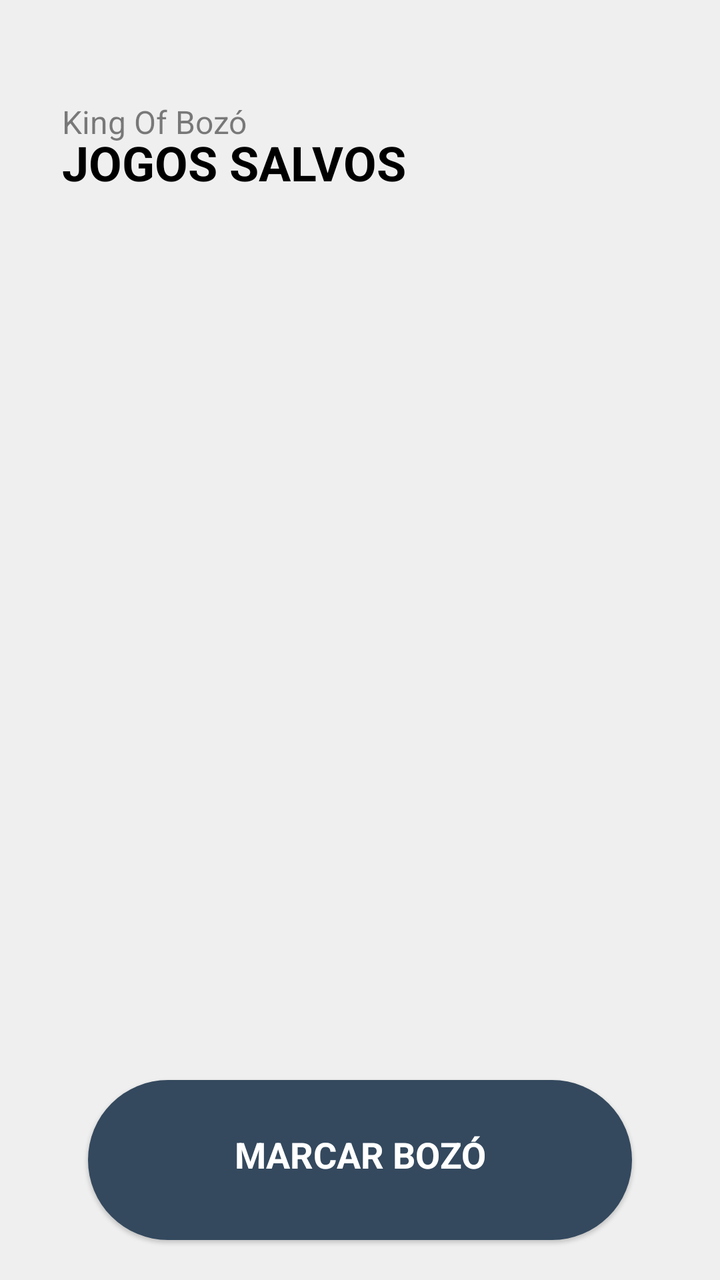
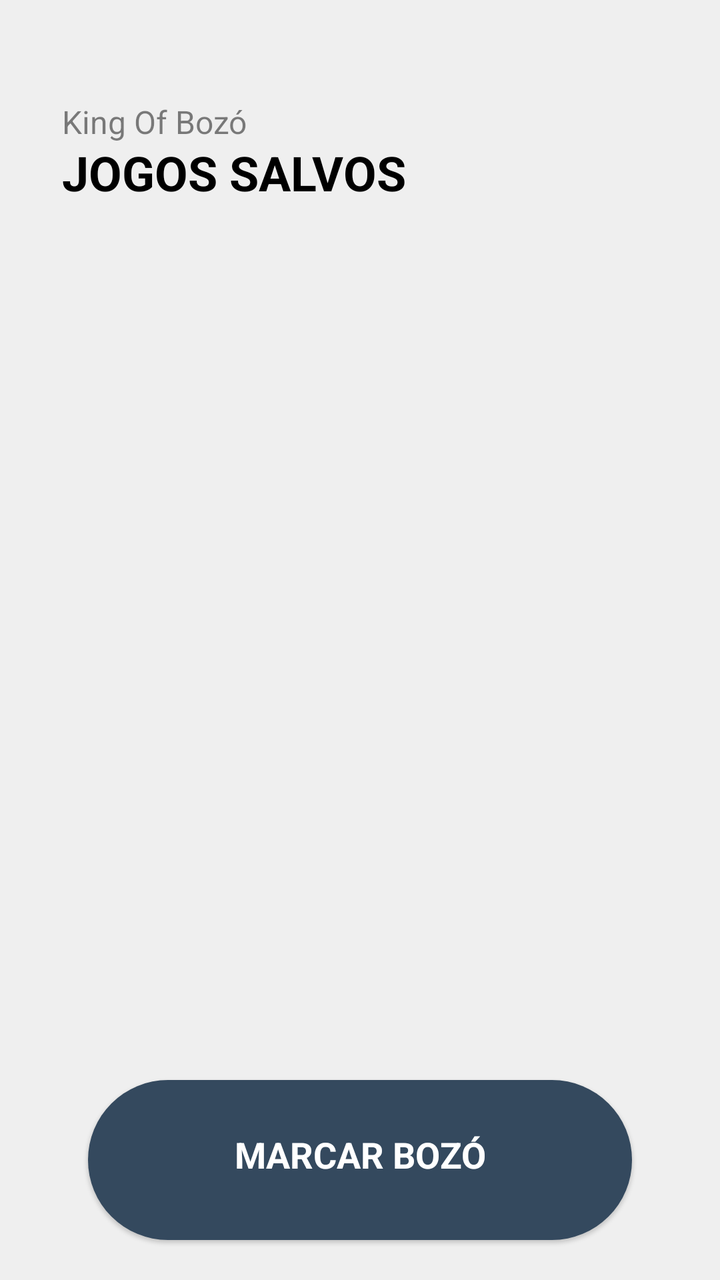

An Android layout rendered at two revisions. The XML below is the earlier revision; the diff shows what the commit changed to produce the second picture.
<!-- AndroidManifest.xml: application theme Base.Theme.KingOfBozo.Standard -->
<!-- res/layout/fragment_saved_games.xml -->
<?xml version="1.0" encoding="utf-8"?>
<androidx.constraintlayout.widget.ConstraintLayout
    xmlns:android="http://schemas.android.com/apk/res/android"
    xmlns:app="http://schemas.android.com/apk/res-auto"
    xmlns:tools="http://schemas.android.com/tools"
    android:layout_width="match_parent"
    android:layout_height="match_parent"
    android:paddingTop="40dp"
    android:backgroundTint="?attr/customBackground"
    android:background="?attr/customBackground"
    android:id="@+id/contrai">

    <LinearLayout
        android:id="@+id/action_bar"
        android:layout_width="match_parent"
        android:layout_height="wrap_content"
        android:layout_marginHorizontal="16dp"
        android:gravity="center"
        android:layout_gravity="center_horizontal">
        <FrameLayout
            android:layout_width="wrap_content"
            android:layout_height="wrap_content"
            android:paddingHorizontal="15dp"
            tools:ignore="MissingConstraints"
            android:layout_weight="1">

            <TextView
                android:id="@+id/text_app_title"
                android:layout_width="wrap_content"
                android:layout_height="wrap_content"
                android:layout_marginTop="10dp"
                android:text="@string/king_of_boz"
                android:alpha="0.5"
                android:textColor="?attr/textFillColor"
                android:textSize="16sp" />

            <TextView
                android:id="@+id/text_title_jogadores"
                android:layout_width="wrap_content"
                android:layout_height="wrap_content"
                android:layout_marginTop="25dp"
                android:text="JOGOS SALVOS"
                android:textColor="?attr/textFillColor"
                android:textSize="24sp"
                android:textStyle="bold"/>


        </FrameLayout>


    </LinearLayout>

    <ImageView
        android:id="@+id/image_empty_state_back"
        android:layout_width="280dp"
        android:layout_height="280dp"
        android:src="@drawable/imagem_no_list_02"
        android:visibility="invisible"
        app:tint="?attr/colorPrimary"
        app:layout_constraintTop_toBottomOf="@+id/action_bar"
        app:layout_constraintBottom_toTopOf="@+id/button_marcador_jogo"
        app:layout_constraintStart_toStartOf="parent"
        app:layout_constraintEnd_toEndOf="parent"/>

    <ImageView
        android:id="@+id/image_empty_state"
        android:layout_width="280dp"
        android:layout_height="280dp"
        android:src="@drawable/imagem_no_list_03"
        android:visibility="invisible"
        app:layout_constraintTop_toBottomOf="@+id/action_bar"
        app:layout_constraintBottom_toTopOf="@+id/button_marcador_jogo"
        app:layout_constraintStart_toStartOf="parent"
        app:layout_constraintEnd_toEndOf="parent"/>

    <androidx.recyclerview.widget.RecyclerView
        android:id="@+id/recycler_view_jogos_salvos"
        android:layout_width="match_parent"
        android:layout_height="wrap_content"
        android:layout_below="@+id/action_bar"
        android:clipToPadding="false"
        android:paddingBottom="180dp"
        android:layout_marginTop="0dp"
        android:layout_marginBottom="0dp"
        app:layout_constraintTop_toBottomOf="@+id/action_bar"
        tools:layout_editor_absoluteX="0dp"
        tools:listitem="@layout/item_jogo_salvo" />

    <TextView
        android:id="@+id/button_marcador_jogo"
        android:layout_width="match_parent"
        android:layout_height="80dp"
        android:background="@drawable/background_card_btn_repouso_destaque_menu"
        android:backgroundTint="?attr/colorPrimary"
        android:elevation="1dp"
        android:gravity="top|center"
        android:paddingTop="25dp"
        android:text="MARCAR BOZÓ"
        android:textColor="?attr/customTextBackground"
        android:textSize="18sp"
        android:textStyle="bold"
        app:layout_constraintBottom_toBottomOf="parent"
        android:layout_marginHorizontal="44dp"
        android:layout_marginBottom="20dp" />


</androidx.constraintlayout.widget.ConstraintLayout>
<!-- res/layout/item_jogo_salvo.xml (included above) -->
<?xml version="1.0" encoding="utf-8"?>
<LinearLayout xmlns:android="http://schemas.android.com/apk/res/android"
    xmlns:app="http://schemas.android.com/apk/res-auto"
    xmlns:tools="http://schemas.android.com/tools"
    android:layout_width="match_parent"
    android:layout_height="wrap_content"
    android:orientation="vertical"
    android:backgroundTint="?attr/cardBackgroundColor"
    android:background="@drawable/background_card_2_destaque"
    android:padding="16dp"
    android:layout_margin="16dp">

    <LinearLayout
        android:layout_width="match_parent"
        android:layout_height="wrap_content"
        android:gravity="center"
        tools:ignore="MissingConstraints">

        <ImageView
            android:layout_width="48dp"
            android:layout_height="48dp"
            android:background="@drawable/background_circle"
            android:backgroundTint="?attr/customBackground"
            android:padding="12dp"
            android:src="@drawable/ic_game"
            app:layout_constraintBottom_toBottomOf="parent"
            app:layout_constraintStart_toStartOf="parent"
            app:layout_constraintTop_toTopOf="parent"
            app:tint="?attr/textFillColor"
            tools:ignore="ContentDescription" />

        <LinearLayout
            android:layout_width="wrap_content"
            android:layout_height="wrap_content"
            android:layout_marginStart="10dp"
            android:layout_weight="1"
            android:orientation="vertical"
            app:layout_constraintStart_toEndOf="@+id/button_back">

            <TextView
                android:layout_width="wrap_content"
                android:layout_height="wrap_content"
                android:text="Data jogo"
                android:textColor="?attr/textFillColor"
                android:textSize="14sp" />

            <TextView
                android:id="@+id/saved_game_title"
                android:layout_width="wrap_content"
                android:layout_height="wrap_content"
                android:text="08/03/2026"
                android:textColor="?attr/textFillColor"
                android:textSize="14sp" />


        </LinearLayout>

        <ImageView
            android:id="@+id/btn_delete"
            android:layout_width="48dp"
            android:layout_height="48dp"
            android:layout_marginLeft="10dp"
            android:background="@drawable/background_circle_yellow"
            android:backgroundTint="?attr/customBackground"
            android:padding="12dp"
            android:src="@drawable/ic_delete"
            app:layout_constraintBottom_toBottomOf="parent"
            app:layout_constraintEnd_toEndOf="parent"
            app:layout_constraintTop_toTopOf="parent"
            app:tint="?attr/colorPrimary"
            tools:ignore="ContentDescription" />

    </LinearLayout>

    <LinearLayout
        android:layout_width="match_parent"
        android:layout_height="wrap_content">

        <LinearLayout
            android:layout_width="wrap_content"
            android:layout_height="wrap_content"
            android:paddingHorizontal="10dp"
            android:paddingVertical="20dp"
            android:layout_weight="1"
            android:orientation="vertical"
            android:layout_marginVertical="15dp"
            android:backgroundTint="?attr/customBackground"
            android:gravity="center"
            android:background="@drawable/background_card_game"
            app:layout_constraintStart_toEndOf="@+id/button_back">

            <TextView
                android:layout_width="wrap_content"
                android:layout_height="wrap_content"
                android:text="Tempo de jogo"
                android:textColor="?attr/textFillColor"
                android:textSize="12sp" />

            <TextView
                android:id="@+id/saved_game_time"
                android:layout_width="wrap_content"
                android:layout_height="wrap_content"
                android:text="00:10:40"
                android:textStyle="bold"
                android:textColor="?attr/textFillColor"
                android:textSize="20sp" />


        </LinearLayout>

        <LinearLayout
            android:id="@+id/gamers_in_game"
            android:layout_width="wrap_content"
            android:layout_height="wrap_content"
            android:paddingHorizontal="10dp"
            android:paddingVertical="20dp"
            android:layout_weight="1"
            android:layout_marginHorizontal="15dp"
            android:orientation="vertical"
            android:layout_marginVertical="15dp"
            android:backgroundTint="?attr/customBackground"
            android:gravity="center"
            android:background="@drawable/background_card_game"
            app:layout_constraintStart_toEndOf="@+id/button_back">

            <TextView
                android:layout_width="wrap_content"
                android:layout_height="wrap_content"
                android:text="Jogadores"
                android:textColor="?attr/textFillColor"
                android:textSize="12sp" />

            <TextView
                android:id="@+id/saved_game_players"
                android:layout_width="wrap_content"
                android:layout_height="wrap_content"
                android:text="01"
                android:textStyle="bold"
                android:textColor="?attr/textFillColor"
                android:textSize="20sp" />


        </LinearLayout>
        <LinearLayout
            android:layout_width="wrap_content"
            android:layout_height="wrap_content"
            android:paddingHorizontal="10dp"
            android:paddingVertical="20dp"
            android:layout_weight="1"
            android:orientation="vertical"
            android:layout_marginVertical="15dp"
            android:backgroundTint="?attr/customBackground"
            android:gravity="center"
            android:background="@drawable/background_card_game"
            app:layout_constraintStart_toEndOf="@+id/button_back">

            <TextView
                android:layout_width="wrap_content"
                android:layout_height="wrap_content"
                android:text="Rodadas"
                android:textColor="?attr/textFillColor"
                android:textSize="12sp" />

            <TextView
                android:id="@+id/saved_game_rounds"
                android:layout_width="wrap_content"
                android:layout_height="wrap_content"
                android:text="01"
                android:textStyle="bold"
                android:textColor="?attr/textFillColor"
                android:textSize="20sp" />


        </LinearLayout>


    </LinearLayout>

    <LinearLayout
        android:layout_width="match_parent"
        android:layout_height="wrap_content"
        android:gravity="center"
        tools:ignore="MissingConstraints"
        android:paddingHorizontal="10dp"
        android:paddingVertical="10dp"
        android:background="@drawable/background_card_game_bottom"
        android:backgroundTint="?attr/customBackground">

        <ImageView
            android:layout_width="48dp"
            android:layout_height="48dp"
            android:background="@drawable/background_circle"
            android:backgroundTint="?attr/cardBackgroundColor"
            android:padding="12dp"
            android:src="@drawable/ic_score"
            app:layout_constraintBottom_toBottomOf="parent"
            app:layout_constraintStart_toStartOf="parent"
            app:layout_constraintTop_toTopOf="parent"
            app:tint="?attr/textFillColor"
            tools:ignore="ContentDescription" />

        <LinearLayout
            android:layout_width="wrap_content"
            android:layout_height="wrap_content"
            android:layout_marginStart="10dp"
            android:layout_weight="1"
            android:orientation="vertical"
            app:layout_constraintStart_toEndOf="@+id/button_back">

            <TextView
                android:layout_width="wrap_content"
                android:layout_height="wrap_content"
                android:text="Pontos acumulados"
                android:textColor="?attr/textFillColor"
                android:textSize="14sp" />

            <TextView
                android:id="@+id/saved_game_total_score"
                android:layout_width="wrap_content"
                android:layout_height="wrap_content"
                android:text="08/03/2026"
                android:textColor="?attr/textFillColor"
                android:textSize="14sp" />


        </LinearLayout>

        <ImageView
            android:layout_width="48dp"
            android:layout_height="48dp"
            android:layout_marginLeft="10dp"
            android:background="@drawable/background_circle_yellow"
            android:backgroundTint="?attr/colorPrimary"
            android:padding="12dp"
            android:src="@drawable/ic_entrar"
            app:layout_constraintBottom_toBottomOf="parent"
            app:layout_constraintEnd_toEndOf="parent"
            app:layout_constraintTop_toTopOf="parent"
            app:tint="?attr/customTextBackground"
            tools:ignore="ContentDescription" />

    </LinearLayout>
</LinearLayout>
<!-- resources referenced by this layout -->
<resources>
  <!-- drawable background_card_2_destaque (drawable) -->
  <shape xmlns:android="http://schemas.android.com/apk/res/android"
      android:shape="rectangle">
      <solid android:color="@color/fundo_light" />
      <corners
          android:topLeftRadius="25dp"
          android:topRightRadius="25dp"
          android:bottomLeftRadius="40dp"
          android:bottomRightRadius="40dp" />
  </shape>
  <!-- drawable background_card_btn_repouso_destaque_menu (drawable) -->
  <shape xmlns:android="http://schemas.android.com/apk/res/android"
      android:shape="rectangle">
      <solid android:color="@color/fundo_light" />
      <corners
          android:topLeftRadius="40dp"
          android:topRightRadius="40dp"
          android:bottomLeftRadius="40dp"
          android:bottomRightRadius="40dp" />
  </shape>
  <!-- drawable background_card_game (drawable) -->
  <?xml version="1.0" encoding="utf-8"?>
  <shape xmlns:android="http://schemas.android.com/apk/res/android"
      android:shape="rectangle">
      <corners android:radius="10dp" />
      <solid android:color="@color/card_dark" />
  </shape>
  <!-- drawable background_card_game_bottom (drawable) -->
  <?xml version="1.0" encoding="utf-8"?>
  <shape xmlns:android="http://schemas.android.com/apk/res/android"
      android:shape="rectangle">
      <corners
          android:topLeftRadius="10dp"
          android:topRightRadius="10dp"
          android:bottomLeftRadius="30dp"
          android:bottomRightRadius="30dp"  />
  
      <solid android:color="@color/card_dark" />
  </shape>
  <!-- drawable background_circle (drawable) -->
  <?xml version="1.0" encoding="utf-8"?>
  <shape xmlns:android="http://schemas.android.com/apk/res/android"
      android:shape="oval">
      <solid android:color="@color/fundo_light" />
  </shape>
  <!-- drawable background_circle_yellow (drawable) -->
  <?xml version="1.0" encoding="utf-8"?>
  <shape xmlns:android="http://schemas.android.com/apk/res/android"
      android:shape="oval">
      <solid android:color="@color/fundo_light" />
  </shape>
  <!-- drawable ic_entrar (drawable) -->
  <vector xmlns:android="http://schemas.android.com/apk/res/android"
      android:width="24dp"
      android:height="24dp"
      android:viewportWidth="960"
      android:viewportHeight="960"
      android:tint="?attr/colorControlNormal"
      android:autoMirrored="true">
    <path
        android:fillColor="@android:color/white"
        android:pathData="M256,720L200,664L584,280L240,280L240,200L720,200L720,680L640,680L640,336L256,720Z"/>
  </vector>
  <!-- drawable ic_score (drawable) -->
  <vector xmlns:android="http://schemas.android.com/apk/res/android"
      android:width="24dp"
      android:height="24dp"
      android:viewportWidth="960"
      android:viewportHeight="960"
      android:tint="?attr/colorControlNormal">
    <path
        android:fillColor="@android:color/white"
        android:pathData="M360,240L440,240L440,160L360,160L360,240ZM520,240L520,160L600,160L600,240L520,240ZM360,560L360,480L440,480L440,560L360,560ZM680,400L680,320L760,320L760,400L680,400ZM680,560L680,480L760,480L760,560L680,560ZM520,560L520,480L600,480L600,560L520,560ZM680,240L680,160L760,160L760,240L680,240ZM440,320L440,240L520,240L520,320L440,320ZM200,800L200,160L280,160L280,240L360,240L360,320L280,320L280,400L360,400L360,480L280,480L280,800L200,800ZM600,480L600,400L680,400L680,480L600,480ZM440,480L440,400L520,400L520,480L440,480ZM360,400L360,320L440,320L440,400L360,400ZM520,400L520,320L600,320L600,400L520,400ZM600,320L600,240L680,240L680,320L600,320Z"/>
  </vector>
  <string name="king_of_boz">King Of Bozó</string>
  <color name="fundo_light">#EFEFEF</color>
  <color name="card_dark">#313131</color>
  <color name="padrao">#34495e</color>
  <color name="text_dark">#000000</color>
  <color name="text_light">#FFFFFF</color>
  <color name="icon_dark">#000000</color>
  <color name="icon_light">#FFFFFF</color>
  <color name="card_light">#FFFFFF</color>
  <!-- unchanged entries left out for length: 6 -->
</resources>

<!-- the commit's change to res/layout/fragment_saved_games.xml (unified diff, before → after) -->
@@ -38,7 +38,7 @@
                 android:id="@+id/text_title_jogadores"
                 android:layout_width="wrap_content"
                 android:layout_height="wrap_content"
-                android:layout_marginTop="25dp"
+                android:layout_marginTop="30dp"
                 android:text="JOGOS SALVOS"
                 android:textColor="?attr/textFillColor"
                 android:textSize="24sp"
@@ -79,7 +79,7 @@
         android:layout_height="wrap_content"
         android:layout_below="@+id/action_bar"
         android:clipToPadding="false"
-        android:paddingBottom="180dp"
+        android:paddingBottom="225dp"
         android:layout_marginTop="0dp"
         android:layout_marginBottom="0dp"
         app:layout_constraintTop_toBottomOf="@+id/action_bar"
@@ -128,13 +128,13 @@
             android:layout_width="48dp"
             android:layout_height="48dp"
             android:background="@drawable/background_circle"
-            android:backgroundTint="?attr/customBackground"
+            android:backgroundTint="?attr/colorPrimary"
             android:padding="12dp"
             android:src="@drawable/ic_game"
             app:layout_constraintBottom_toBottomOf="parent"
             app:layout_constraintStart_toStartOf="parent"
             app:layout_constraintTop_toTopOf="parent"
-            app:tint="?attr/textFillColor"
+            app:tint="?attr/customTextBackground"
             tools:ignore="ContentDescription" />
 
         <LinearLayout
@@ -226,7 +226,7 @@
             android:layout_marginHorizontal="15dp"
             android:orientation="vertical"
             android:layout_marginVertical="15dp"
-            android:backgroundTint="?attr/customBackground"
+            android:backgroundTint="?attr/colorPrimary"
             android:gravity="center"
             android:background="@drawable/background_card_game"
             app:layout_constraintStart_toEndOf="@+id/button_back">
@@ -235,7 +235,7 @@
                 android:layout_width="wrap_content"
                 android:layout_height="wrap_content"
                 android:text="Jogadores"
-                android:textColor="?attr/textFillColor"
+                android:textColor="?attr/customTextBackground"
                 android:textSize="12sp" />
 
             <TextView
@@ -244,7 +244,7 @@
                 android:layout_height="wrap_content"
                 android:text="01"
                 android:textStyle="bold"
-                android:textColor="?attr/textFillColor"
+                android:textColor="?attr/customTextBackground"
                 android:textSize="20sp" />
 
 
@@ -304,7 +304,7 @@
             app:layout_constraintBottom_toBottomOf="parent"
             app:layout_constraintStart_toStartOf="parent"
             app:layout_constraintTop_toTopOf="parent"
-            app:tint="?attr/textFillColor"
+            app:tint="?attr/colorPrimary"
             tools:ignore="ContentDescription" />
 
         <LinearLayout
